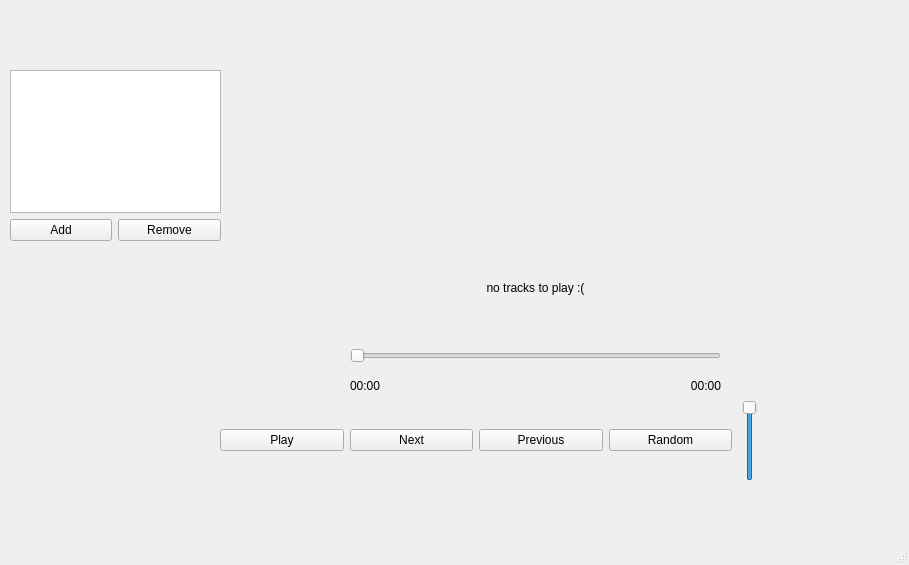
Above: musicplayer.ui from kvasoedd/musicplayer_kursovichok before the change. Below: the same form after it.
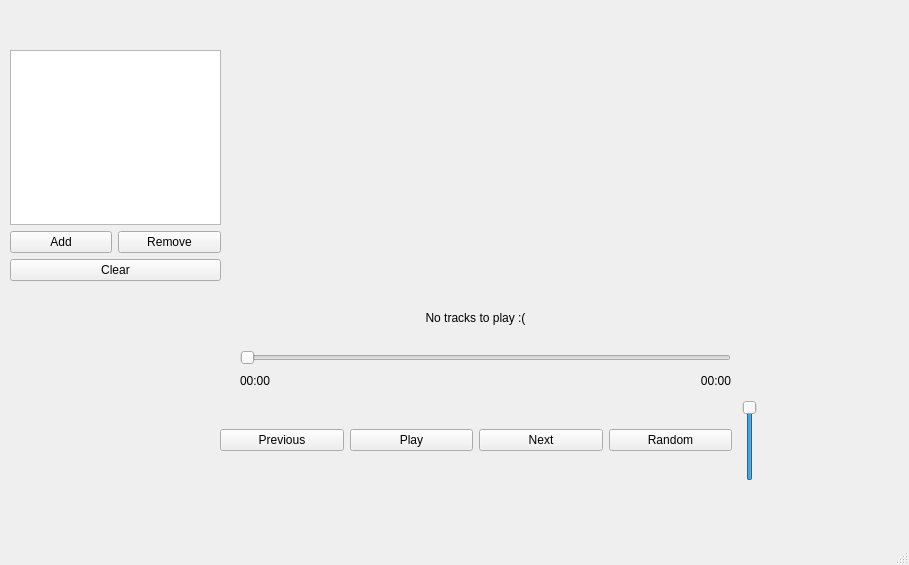
That is the form after the change.

```diff
--- a/musicplayer.ui
+++ b/musicplayer.ui
@@ -23,7 +23,14 @@
       <height>80</height>
      </rect>
     </property>
-    <layout class="QHBoxLayout" name="horizontalLayout">
+    <layout class="QHBoxLayout" name="playbackPanel">
+     <item>
+      <widget class="QPushButton" name="buttonPrevious">
+       <property name="text">
+        <string>Previous</string>
+       </property>
+      </widget>
+     </item>
      <item>
       <widget class="QPushButton" name="buttonPlayPause">
        <property name="text">
@@ -38,13 +45,6 @@
        </property>
       </widget>
      </item>
-     <item>
-      <widget class="QPushButton" name="buttonPrevious">
-       <property name="text">
-        <string>Previous</string>
-       </property>
-      </widget>
-     </item>
      <item>
       <widget class="QPushButton" name="buttonRandom">
        <property name="text">
@@ -77,9 +77,9 @@
     <property name="geometry">
      <rect>
       <x>10</x>
-      <y>70</y>
+      <y>50</y>
       <width>211</width>
-      <height>171</height>
+      <height>231</height>
      </rect>
     </property>
     <layout class="QGridLayout" name="playlistLayout">
@@ -90,6 +90,13 @@
        </property>
       </widget>
      </item>
+     <item row="2" column="0" colspan="2">
+      <widget class="QPushButton" name="buttonClear">
+       <property name="text">
+        <string>Clear</string>
+       </property>
+      </widget>
+     </item>
      <item row="1" column="1">
       <widget class="QPushButton" name="buttonRemove">
        <property name="text">
@@ -102,27 +109,11 @@
      </item>
     </layout>
    </widget>
-   <widget class="QSlider" name="positionSlider">
-    <property name="geometry">
-     <rect>
-      <x>350</x>
-      <y>340</y>
-      <width>371</width>
-      <height>31</height>
-     </rect>
-    </property>
-    <property name="maximum">
-     <number>100</number>
-    </property>
-    <property name="orientation">
-     <enum>Qt::Orientation::Horizontal</enum>
-    </property>
-   </widget>
    <widget class="QLabel" name="currentTrackLabel">
     <property name="geometry">
      <rect>
-      <x>400</x>
-      <y>280</y>
+      <x>340</x>
+      <y>310</y>
       <width>271</width>
       <height>16</height>
      </rect>
@@ -131,7 +122,7 @@
      <enum>Qt::LayoutDirection::LeftToRight</enum>
     </property>
     <property name="text">
-     <string>no tracks to play :(</string>
+     <string>No tracks to play :(</string>
     </property>
     <property name="alignment">
      <set>Qt::AlignmentFlag::AlignCenter</set>
@@ -140,13 +131,25 @@
    <widget class="QWidget" name="horizontalLayoutWidget_2">
     <property name="geometry">
      <rect>
-      <x>350</x>
-      <y>370</y>
-      <width>371</width>
-      <height>31</height>
+      <x>240</x>
+      <y>350</y>
+      <width>491</width>
+      <height>41</height>
      </rect>
     </property>
-    <layout class="QHBoxLayout" name="horizontalLayout_2">
+    <layout class="QVBoxLayout" name="verticalLayout_2">
+     <item>
+      <widget class="QSlider" name="positionSlider">
+       <property name="maximum">
+        <number>100</number>
+       </property>
+       <property name="orientation">
+        <enum>Qt::Orientation::Horizontal</enum>
+       </property>
+      </widget>
+     </item>
+     <item>
+      <layout class="QHBoxLayout" name="timeLayout">
      <item>
       <widget class="QLabel" name="labelCurrentTime">
        <property name="text">
@@ -166,6 +169,8 @@
         <set>Qt::AlignmentFlag::AlignRight|Qt::AlignmentFlag::AlignTrailing|Qt::AlignmentFlag::AlignVCenter</set>
        </property>
       </widget>
+       </item>
+      </layout>
      </item>
     </layout>
    </widget>
```
Left out of the diff: 26 changed lines with no effect on the pictures. Lines whose indentation alone changed are shown as unchanged.
